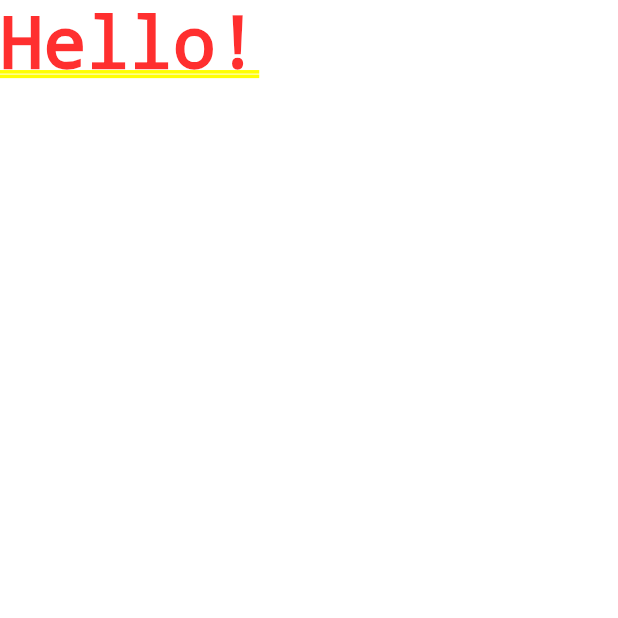
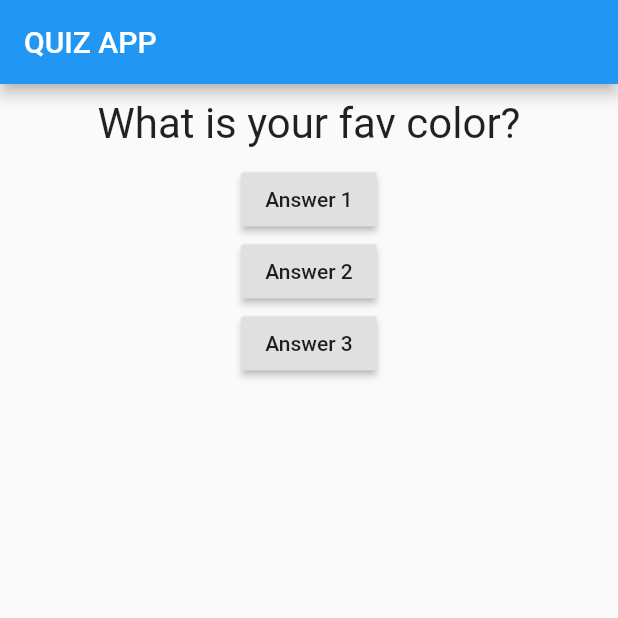
Before and after one commit to dipin99/quiz_app, a Flutter app: the screen it shows after launch, on a phone screen of 412 x 824 dp, the top half of it. Run offline on Flutter 3.47's test engine with Material 2 defaults, Android fonts, the phone set to English and light mode, and no system bars.

Commit message:
1
Question.dart add

```diff
--- a/lib/main.dart
+++ b/lib/main.dart
@@ -1,13 +1,56 @@
 import 'package:flutter/material.dart';
+import './question.dart';
 
 void main() {
   runApp(MyApp());
 }
 
-class MyApp extends StatelessWidget {
+class MyApp extends StatefulWidget {
+  @override
+  State<StatefulWidget> createState() {
+    return _MyAppState();
+  }
+}
+
+class _MyAppState extends State<MyApp> {
+  var _quesIndex = 0;
+  void _answerQuestion() {
+    setState(() {
+      _quesIndex += 1;
+    });
+
+    print(_quesIndex);
+  }
+
+  @override
   Widget build(BuildContext context) {
+    var questions = [
+      'What is your fav color?',
+      'What is your fav animal',
+    ];
     return MaterialApp(
-      home: Text('Hello!'),
+      home: Scaffold(
+        appBar: AppBar(
+          title: Text('QUIZ APP'),
+        ),
+        body: Column(
+          children: [
+            Question(questions[_quesIndex]),
+            RaisedButton(
+              child: Text('Answer 1'),
+              onPressed: _answerQuestion,
+            ),
+            RaisedButton(
+              child: Text('Answer 2'),
+              onPressed: _answerQuestion,
+            ),
+            RaisedButton(
+              child: Text('Answer 3'),
+              onPressed: _answerQuestion,
+            )
+          ],
+        ),
+      ),
     );
   }
 }
--- /dev/null
+++ b/lib/question.dart
@@ -0,0 +1,20 @@
+import 'package:flutter/material.dart';
+
+class Question extends StatelessWidget {
+  final String quesText;
+
+  Question(this.quesText);
+
+  @override
+  Widget build(BuildContext context) {
+    return Container(
+      width: double.infinity,
+      margin: EdgeInsets.all(10),
+      child: Text(
+        quesText,
+        style: TextStyle(fontSize: 28),
+        textAlign: TextAlign.center,
+      ),
+    );
+  }
+}
```
